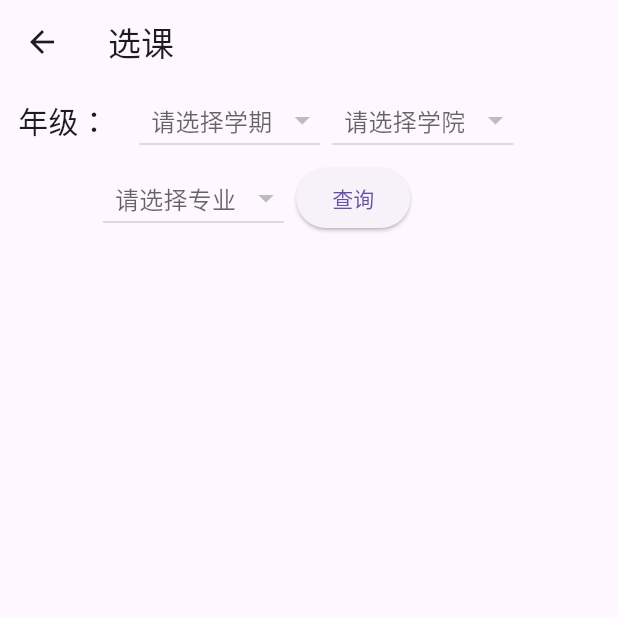
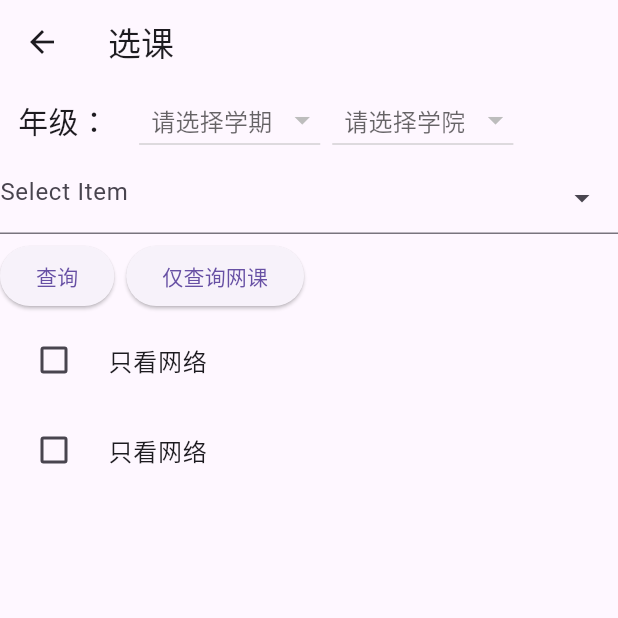
Before and after one commit to wilinz/guet_toolbox, a Flutter app: the _CourseSelectionPage screen opened directly, on a phone screen of 412 x 824 dp, the top half of it. Run offline on Flutter 3.47's test engine with Material 2 defaults, Android fonts, the phone set to English and light mode, and no system bars; drawn by our look-alikes of dropdown_textfield; our stand-ins replace cookie_jar, dio, dio_cookie_manager, drift, logger and 1 more; missing offline and left inert: dart:ffi, dio_logger, dio_proxy_plugin, sqlcipher_flutter_libs, sqlite3; accounts and stored records are empty; generated files the repository leaves out were written again.

Commit message:
update main

```diff
--- a/lib/data/model/index.dart
+++ b/lib/data/model/index.dart
@@ -1 +1 @@
-export 'plan_course_response.dart' show PlanCourseResponse;
+export 'plan_course_detail_response.dart' show PlanCourseDetailResponse;
--- /dev/null
+++ b/lib/data/model/plan_course_detail_response.dart
@@ -0,0 +1,86 @@
+import 'package:json_annotation/json_annotation.dart';
+
+part 'plan_course_detail_response.g.dart';
+
+@JsonSerializable(explicitToJson: true)
+class PlanCourseDetailResponse {
+  PlanCourseDetailResponse(
+      {required this.success,
+      required this.total,
+      required this.data});
+
+  @JsonKey(name: "success", defaultValue: false)
+  bool success;
+  @JsonKey(name: "total", defaultValue: 0)
+  int total;
+  @JsonKey(name: "data", defaultValue: [])
+  List<PlanCourseDetail> data;
+
+  factory PlanCourseDetailResponse.fromJson(Map<String, dynamic> json) => _$PlanCourseDetailResponseFromJson(json);
+
+  Map<String, dynamic> toJson() => _$PlanCourseDetailResponseToJson(this);
+}
+
+@JsonSerializable(explicitToJson: true)
+class PlanCourseDetail {
+  PlanCourseDetail(
+      {this.id,
+      required this.term,
+      required this.courseid,
+      this.cname,
+      required this.spno,
+      required this.grade,
+      this.tname,
+      required this.xf,
+      required this.scted,
+      required this.courseno,
+      required this.name,
+      required this.maxstu,
+      required this.sctcnt,
+      this.stid,
+      this.comm,
+      required this.lot,
+      required this.ap,
+      this.xm});
+
+  @JsonKey(name: "id")
+  String? id;
+  @JsonKey(name: "term", defaultValue: "")
+  String term;
+  @JsonKey(name: "courseid", defaultValue: "")
+  String courseid;
+  @JsonKey(name: "cname")
+  String? cname;
+  @JsonKey(name: "spno", defaultValue: "")
+  String spno;
+  @JsonKey(name: "grade", defaultValue: "")
+  String grade;
+  @JsonKey(name: "tname")
+  String? tname;
+  @JsonKey(name: "xf", defaultValue: "")
+  String xf;
+  @JsonKey(name: "scted", defaultValue: 0)
+  int scted;
+  @JsonKey(name: "courseno", defaultValue: "")
+  String courseno;
+  @JsonKey(name: "name", defaultValue: "")
+  String name;
+  @JsonKey(name: "maxstu", defaultValue: 0)
+  int maxstu;
+  @JsonKey(name: "sctcnt", defaultValue: 0)
+  int sctcnt;
+  @JsonKey(name: "stid")
+  dynamic stid;
+  @JsonKey(name: "comm")
+  String? comm;
+  @JsonKey(name: "lot", defaultValue: 0)
+  int lot;
+  @JsonKey(name: "ap", defaultValue: "")
+  String ap;
+  @JsonKey(name: "xm")
+  dynamic xm;
+
+  factory PlanCourseDetail.fromJson(Map<String, dynamic> json) => _$PlanCourseDetailFromJson(json);
+
+  Map<String, dynamic> toJson() => _$PlanCourseDetailToJson(this);
+}
--- a/lib/data/repository/course.dart
+++ b/lib/data/repository/course.dart
@@ -1,4 +1,5 @@
 import 'package:guettoolbox/data/model/course_response.dart';
+import 'package:guettoolbox/data/model/plan_course_response.dart';
 import 'package:guettoolbox/data/service/term.dart';
 
 import '../model/term_response.dart';
@@ -10,7 +11,7 @@ class CourseRepository {
   Future<List<Course>> getCourseList(String term) =>
       CourseService.getCourseList(term);
 
-  Future<String> getPlan(
+  Future<List<PlanCourse>> getPlan(
     String term,
     String grade,
     String dptno,
--- a/lib/ui/page/course_selection/course_selection.dart
+++ b/lib/ui/page/course_selection/course_selection.dart
@@ -1,4 +1,6 @@
+import 'package:dropdown_textfield/dropdown_textfield.dart';
 import 'package:flutter/material.dart';
+import 'package:guettoolbox/data/model/plan_course_detail_response.dart';
 import 'package:guettoolbox/ui/page/course_selection/course_selection_vm.dart';
 import 'package:provider/provider.dart';
 
@@ -22,8 +24,15 @@ class _CourseSelectionPage extends StatefulWidget {
 }
 
 class _CourseSelectionPageState extends State<_CourseSelectionPage> {
+  var text = "";
 
-  var text="";
+  var isNetworkOnly = false;
+
+  final networkFilter = (PlanCourseDetail e) {
+    return e.cname!.contains("网络");
+  };
+
+  // var isB
   @override
   Widget build(BuildContext context) {
     return Scaffold(
@@ -39,7 +48,7 @@ class _CourseSelectionPageState extends State<_CourseSelectionPage> {
                 // 主轴(水平)方向间距
                 runSpacing: 4.0,
                 // 纵轴（垂直）方向间距
-                alignment: WrapAlignment.center,
+                alignment: WrapAlignment.start,
                 //沿主轴方向居中
                 crossAxisAlignment: WrapCrossAlignment.center,
                 children: <Widget>[
@@ -55,26 +64,90 @@ class _CourseSelectionPageState extends State<_CourseSelectionPage> {
                   ),
                   buildTermDropdownButton(viewModel),
                   buildAcademyDropdownButton(viewModel),
-                  buildMajorDropdownButton(viewModel),
+                  buildMajorDropDownTextField(viewModel),
                   ElevatedButton(
                       onPressed: () {
                         viewModel.getPlan(
                             term: viewModel.currentTerm!.term,
                             grade: viewModel.studentInfo!.grade,
                             dptno: viewModel.currentAcademy!.dptno,
-                            spno: viewModel.currentMajor!.spno).then((value) {
-                              setState(() {
-                                text=value;
-                              });
+                            spno: viewModel.currentMajor!.spno);
+                      },
+                      child: Text("查询")),
+                  ElevatedButton(
+                      onPressed: () {
+                        viewModel.getPlan(
+                            term: viewModel.currentTerm!.term,
+                            grade: viewModel.studentInfo!.grade,
+                            dptno: viewModel.currentAcademy!.dptno,
+                            spno: viewModel.currentMajor!.spno,
+                            networkCourseOnly: true);
+                      },
+                      child: Text("仅查询网课"))
+                ]),
+            Wrap(
+                spacing: 8.0,
+                // 主轴(水平)方向间距
+                runSpacing: 4.0,
+                // 纵轴（垂直）方向间距
+                alignment: WrapAlignment.start,
+                //沿主轴方向居中
+                crossAxisAlignment: WrapCrossAlignment.center,
+                children: <Widget>[
+                  Container(
+                    width: 4,
+                  ),
+                  CheckboxListTile(
+                      title: Text("只看网络"),
+                      controlAffinity: ListTileControlAffinity.leading,
+                      value: isNetworkOnly,
+                      onChanged: (v) {
+                        setState(() {
+                          isNetworkOnly = v!;
+                          if (isNetworkOnly) {
+                            viewModel.filter(networkFilter);
+                          } else {
+                            viewModel.undoFilter(networkFilter);
+                          }
+                          viewModel.notify();
                         });
-                      },
-                      child: Text("查询"))
+                      }),
+                  CheckboxListTile(
+                      title: Text("只看网络"),
+                      controlAffinity: ListTileControlAffinity.leading,
+                      value: isNetworkOnly,
+                      onChanged: (v) {
+                        setState(() {
+                          isNetworkOnly = v!;
+                          if (isNetworkOnly) {
+                            viewModel.filter(networkFilter);
+                          } else {
+                            viewModel.undoFilter(networkFilter);
+                          }
+                          viewModel.notify();
+                        });
+                      })
                 ]),
-            Expanded(child: SingleChildScrollView(
-              child: SelectableText(text),
-            ))
-
-
+            Expanded(
+                child: ListView.builder(
+                    itemCount: viewModel.details.length,
+                    itemBuilder: (c, i) {
+                      final item = viewModel.details[i];
+                      return Container(
+                          margin: EdgeInsets.all(8),
+                          child: SelectableText(
+                              "${item.sctcnt}/${item.maxstu}: ${item.tname}: ${item.cname}: ${item.xf}: ${item.name}"));
+                    })),
+            // Expanded(
+            //     child: ListView.builder(
+            //         itemCount: viewModel.list.length,
+            //         itemBuilder: (c, i) {
+            //           final item = viewModel.list[i];
+            //           return Container(
+            //               margin: EdgeInsets.all(8),
+            //               child: SelectableText(
+            //                   item));
+            //         })),
           ],
         );
       }),
@@ -103,6 +176,33 @@ class _CourseSelectionPageState extends State<_CourseSelectionPage> {
         value: t.term,
       );
     }).toList();
+  }
+
+  DropDownTextField buildMajorDropDownTextField(CourseSelectionViewModel viewModel) {
+    return DropDownTextField(
+      // initialValue: "name4",
+      listSpace: 20,
+      listPadding: ListPadding(top: 20),
+      enableSearch: true,
+      // validator: (value) {
+      //   if (value == null) {
+      //     return "Required field";
+      //   } else {
+      //     return null;
+      //   }
+      // },
+      dropDownList: viewModel.major.map((major) {
+        return DropDownValueModel(
+            name: major.spno + " " + major.spname, value: major);
+      }).toList(),
+      // listTextStyle: const TextStyle(color: Colors.red),
+
+      dropDownItemCount: viewModel.major.length,
+      onChanged: (val) {
+        val as DropDownValueModel;
+        viewModel.currentMajor = val.value;
+      },
+    );
   }
 
   DropdownButton<String> buildAcademyDropdownButton(
--- a/pubspec.yaml
+++ b/pubspec.yaml
@@ -50,6 +50,7 @@ dependencies:
   sqlite3: ^1.8.0
   html: ^0.15.1
   json_annotation: ^4.7.0
+  dropdown_textfield: ^1.0.7
 
 dev_dependencies:
   flutter_test:
```
Also changed, not shown: lib/data/service/course.dart (+18 -4 lines), lib/ui/page/course_selection/course_selection_vm.dart (+71 -7 lines), lib/data/model/plan_course_detail_response.g.dart (added), pubspec.lock, 1 other file.
